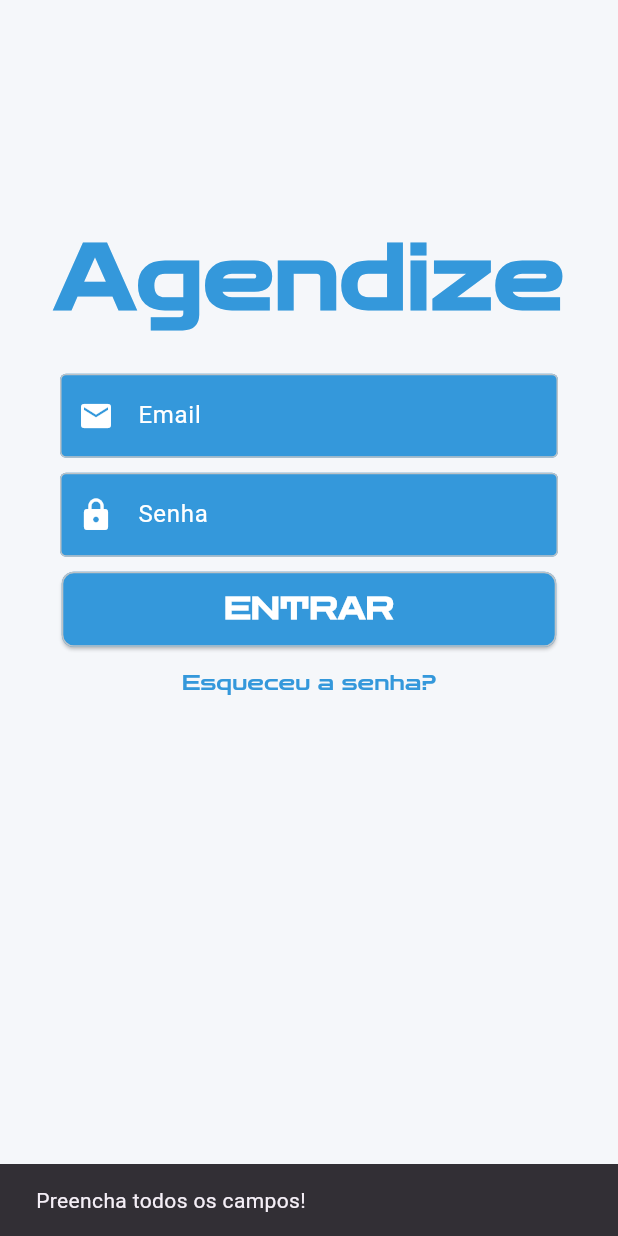
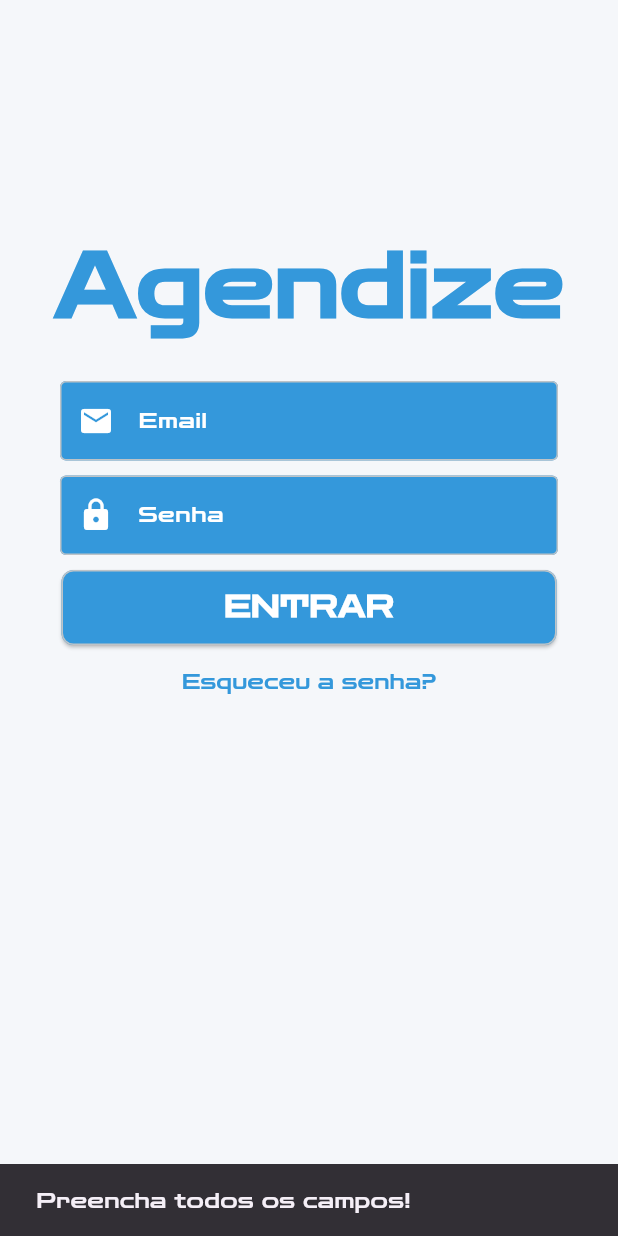
Before and after one commit to heliobryan/agendize, a Flutter app: the screen it shows after launch, after a tap on "ENTRAR", on a phone screen of 412 x 824 dp. Run offline on Flutter 3.47's test engine with Material 3 defaults, Android fonts, the phone set to English and light mode, and no system bars; our stand-ins replace firebase_auth, firebase_core, shared_preferences; accounts and stored records are empty; Roboto replaces fonts that are missing (Poppins).

Commit message:
Criação animação botão de Entrar, Token de usuario salvo via SharedPreferences, Criação temas claro e escuro, criação bottomappbar funcional

```diff
--- a/dataconnect-generated/dart/default_connector/default.dart
+++ b/dataconnect-generated/dart/default_connector/default.dart
@@ -1,5 +1,3 @@
-library default_connector;
-
 import 'package:firebase_data_connect/firebase_data_connect.dart';
 
 class DefaultConnector {
--- /dev/null
+++ b/lib/src/appTheme/appDarkTheme.dart
@@ -0,0 +1,36 @@
+import 'package:flutter/material.dart';
+import 'package:agendize/src/globalConstants/appFont.dart';
+
+final ThemeData agendizeDarkTheme = ThemeData(
+  primaryColor: Color(0xFF34495E),
+  hintColor: Color(0xFF2980B9),
+  scaffoldBackgroundColor: Color(0xFF121212),
+  textTheme: TextTheme(
+    bodyLarge: principalFont.regular(
+        color: Colors.white), // Usando a fonte personalizada
+    bodyMedium: principalFont.regular(color: Colors.white),
+  ),
+  appBarTheme: AppBarTheme(
+    backgroundColor: Color(0xFF1E1E1E),
+    elevation: 0,
+    titleTextStyle: principalFont.bold(color: Colors.white, fontSize: 20),
+  ),
+  bottomAppBarTheme: BottomAppBarTheme(
+    color: Color(0xFF1E1E1E),
+  ),
+  buttonTheme: ButtonThemeData(
+    buttonColor: Color(0xFF2980B9),
+    shape: RoundedRectangleBorder(
+      borderRadius: BorderRadius.circular(8),
+    ),
+  ),
+  inputDecorationTheme: InputDecorationTheme(
+    focusedBorder: OutlineInputBorder(
+      borderSide: BorderSide(color: Color(0xFFBDC3C7)),
+    ),
+    enabledBorder: OutlineInputBorder(
+      borderSide: BorderSide(color: Color(0xFFBDC3C7)),
+    ),
+  ),
+  fontFamily: 'STRETCH', // Definindo a fonte principal aqui também
+);
--- a/lib/src/appTheme/appTheme.dart
+++ b/lib/src/appTheme/appTheme.dart
@@ -1,38 +1,42 @@
+// ignore: file_names
+import 'package:agendize/src/globalConstants/appFont.dart';
 import 'package:flutter/material.dart';
 
 final ThemeData agendizeTheme = ThemeData(
-  primaryColor: Color(0xFF2C3E50), // Cor da AppBar
-  hintColor: Color(0xFF3498DB), // Cor dos Botões
-  scaffoldBackgroundColor: Color(0xFFF5F7FA), // Cor do Plano de Fundo
+  primaryColor: Color(0xFF2C3E50),
+  hintColor: Color(0xFF3498DB),
+  scaffoldBackgroundColor: Color(0xFFF5F7FA),
   textTheme: TextTheme(
-    bodyLarge: TextStyle(color: Color(0xFF2C3E50)), // Cor do texto
-    bodyMedium: TextStyle(color: Color(0xFF2C3E50)), // Cor do texto
+    bodyLarge: principalFont.regular(
+        color: Color(0xFF2C3E50)), // Fonte personalizada para bodyLarge
+    bodyMedium: principalFont.regular(
+        color: Color(0xFF2C3E50)), // Fonte personalizada para bodyMedium
   ),
   appBarTheme: AppBarTheme(
-    backgroundColor: Color(0xFF2C3E50), // Cor da AppBar
+    backgroundColor: Color(0xFF2C3E50),
     elevation: 0,
-    titleTextStyle: TextStyle(
+    titleTextStyle: principalFont.bold(
+      // Fonte personalizada para o título da AppBar
       color: Colors.white,
       fontSize: 20,
-      fontWeight: FontWeight.w600,
     ),
   ),
   bottomAppBarTheme: BottomAppBarTheme(
-    color: Color(0xFF2C3E50), // Cor do BottomAppBar
+    color: Color(0xFF2C3E50),
   ),
   buttonTheme: ButtonThemeData(
-    buttonColor: Color(0xFF3498DB), // Cor dos Botões
+    buttonColor: Color(0xFF3498DB),
     shape: RoundedRectangleBorder(
       borderRadius: BorderRadius.circular(8),
     ),
   ),
   inputDecorationTheme: InputDecorationTheme(
     focusedBorder: OutlineInputBorder(
-      borderSide: BorderSide(color: Color(0xFFBDC3C7)), // Cor do contorno
+      borderSide: BorderSide(color: Color(0xFFBDC3C7)),
     ),
     enabledBorder: OutlineInputBorder(
-      borderSide: BorderSide(color: Color(0xFFBDC3C7)), // Cor do contorno
+      borderSide: BorderSide(color: Color(0xFFBDC3C7)),
     ),
   ),
-  fontFamily: 'Poppins', // Fonte escolhida
+  fontFamily: 'STRETCH', // Aplicando a fonte 'STRETCH' como fonte padrão
 );
--- a/lib/src/login/screen/loginPage.dart
+++ b/lib/src/login/screen/loginPage.dart
@@ -1,9 +1,14 @@
+import 'dart:developer';
 import 'package:agendize/src/globalConstants/appFont.dart';
+import 'package:agendize/src/home/screen/homeScreen.dart';
 import 'package:agendize/src/login/service/loginService.dart';
 import 'package:firebase_auth/firebase_auth.dart';
 import 'package:flutter/material.dart';
+import 'package:shared_preferences/shared_preferences.dart';
 
 class SplashPage extends StatefulWidget {
+  const SplashPage({super.key});
+
   @override
   _SplashPageState createState() => _SplashPageState();
 }
@@ -15,22 +20,31 @@ class _SplashPageState extends State<SplashPage> with TickerProviderStateMixin {
   late Animation<double> _sizeAnimation;
   late Animation<Offset> _moveAnimation;
   late Animation<double> _loginOpacity;
+  late AnimationController _buttonController;
+  late Animation<double> _buttonWidthAnimation;
 
   bool _showA = false;
   bool _showText = false;
   String _text = "";
+  bool _isLoading = false;
+  bool _isSuccess = false;
+
   final TextEditingController _emailController = TextEditingController();
   final TextEditingController _passwordController = TextEditingController();
+  bool _isLoggedIn = false;
 
   @override
   void initState() {
     super.initState();
+
     _sizeController =
         AnimationController(vsync: this, duration: Duration(seconds: 1));
     _moveController =
         AnimationController(vsync: this, duration: Duration(milliseconds: 800));
     _loginController =
         AnimationController(vsync: this, duration: Duration(milliseconds: 600));
+    _buttonController =
+        AnimationController(vsync: this, duration: Duration(milliseconds: 500));
 
     _sizeAnimation = Tween<double>(begin: 300, end: 60).animate(
       CurvedAnimation(parent: _sizeController, curve: Curves.easeInOut),
@@ -45,6 +59,14 @@ class _SplashPageState extends State<SplashPage> with TickerProviderStateMixin {
       CurvedAnimation(parent: _loginController, curve: Curves.easeInOut),
     );
 
+    _buttonWidthAnimation = Tween<double>(
+      begin: 200,
+      end: 60,
+    ).animate(
+        CurvedAnimation(parent: _buttonController, curve: Curves.easeInOut));
+
+    _checkLoginStatus();
+
     Future.delayed(Duration(milliseconds: 500), () {
       setState(() => _showA = true);
       Future.delayed(Duration(milliseconds: 500), () {
@@ -56,6 +78,17 @@ class _SplashPageState extends State<SplashPage> with TickerProviderStateMixin {
     });
   }
 
+  Future<void> _checkLoginStatus() async {
+    SharedPreferences prefs = await SharedPreferences.getInstance();
+    String? userToken = prefs.getString('userToken');
+    if (userToken != null) {
+      setState(() {
+        _isLoggedIn = true;
+      });
+      _navigateToHome();
+    }
+  }
+
   void _animateText() async {
     String fullText = "gendize";
     for (int i = 0; i < fullText.length; i++) {
@@ -64,30 +97,63 @@ class _SplashPageState extends State<SplashPage> with TickerProviderStateMixin {
     }
 
     Future.delayed(Duration(seconds: 1), () {
-      if (mounted) {
+      if (mounted && !_isLoggedIn) {
+        debugPrint("Ativando animação do login...");
         _moveController.forward();
         _loginController.forward();
       }
     });
   }
 
-  // Método para login
   void _login() async {
     String email = _emailController.text.trim();
     String password = _passwordController.text.trim();
+
+    FocusScope.of(context).unfocus();
 
     if (email.isEmpty || password.isEmpty) {
       _showMessage("Preencha todos os campos!");
       return;
     }
 
+    setState(() {
+      _isLoading = true;
+      _isSuccess = false;
+    });
+
+    _buttonController.forward();
+
+    try {
       User? user = await AuthService().signInWithEmail(email, password);
       if (user != null) {
-      _showMessage("Login realizado com sucesso!");
-      // Navegar para a próxima tela
+        log("Login bem-sucedido: ${user.email}");
+
+        SharedPreferences prefs = await SharedPreferences.getInstance();
+        await prefs.setString('userToken', user.uid);
+
+        setState(() {
+          _isSuccess = true;
+        });
+
+        await Future.delayed(Duration(seconds: 2));
+        _navigateToHome();
       } else {
-      _showMessage("Falha ao fazer login.");
+        _showMessage("Usuário não encontrado.");
       }
+    } catch (e) {
+      log("Erro no login: $e");
+      _showMessage("Erro ao fazer login: ${e.toString()}");
+    } finally {
+      setState(() => _isLoading = false);
+      _buttonController.reverse();
+    }
+  }
+
+  void _navigateToHome() {
+    Navigator.pushReplacement(
+      context,
+      MaterialPageRoute(builder: (context) => HomeScreen()),
+    );
   }
 
   void _showMessage(String message) {
@@ -104,6 +170,7 @@ class _SplashPageState extends State<SplashPage> with TickerProviderStateMixin {
         child: Column(
           mainAxisAlignment: MainAxisAlignment.center,
           children: [
+            if (!_isLoggedIn)
               SlideTransition(
                 position: _moveAnimation,
                 child: AnimatedOpacity(
@@ -150,27 +217,50 @@ class _SplashPageState extends State<SplashPage> with TickerProviderStateMixin {
                                 _buildTextField("Senha", Icons.lock,
                                     _passwordController, true),
                                 SizedBox(height: 10),
-                              SizedBox(
-                                width: MediaQuery.of(context).size.width * 0.8,
+                                AnimatedBuilder(
+                                  animation: _buttonWidthAnimation,
+                                  builder: (context, child) {
+                                    return SizedBox(
+                                      width: 330,
                                       height: 50,
                                       child: ElevatedButton(
                                         style: ElevatedButton.styleFrom(
-                                    side: BorderSide(color: Color(0xFFBDC3C7)),
-                                    backgroundColor: Color(0xFF3498DB),
+                                          side: BorderSide(
+                                              color: Color(0xFFBDC3C7)),
+                                          backgroundColor: _isSuccess
+                                              ? Colors.green
+                                              : Color(0xFF3498DB),
                                           shape: RoundedRectangleBorder(
-                                        borderRadius: BorderRadius.circular(8)),
+                                            borderRadius:
+                                                BorderRadius.circular(8),
                                           ),
-                                  onPressed: _login,
-                                  child: Text('ENTRAR',
+                                        ),
+                                        onPressed: _isLoading ? null : _login,
+                                        child: _isLoading
+                                            ? CircularProgressIndicator(
+                                                color: Colors.white)
+                                            : _isSuccess
+                                                ? Icon(Icons.check,
+                                                    color: Colors.white)
+                                                : Text(
+                                                    'ENTRAR',
                                                     style: principalFont.bold(
-                                          color: Colors.white, fontSize: 20)),
+                                                      color: Colors.white,
+                                                      fontSize: 20,
                                                     ),
+                                                  ),
+                                      ),
+                                    );
+                                  },
                                 ),
                                 TextButton(
                                   onPressed: () {},
-                                child: Text('Esqueceu a senha?',
+                                  child: Text(
+                                    'Esqueceu a senha?',
                                     style: principalFont.medium(
-                                        color: Color(0xFF3498DB))),
+                                      color: Color(0xFF3498DB),
+                                    ),
+                                  ),
                                 ),
                               ],
                             ),
@@ -199,6 +289,10 @@ class _SplashPageState extends State<SplashPage> with TickerProviderStateMixin {
           hintStyle: TextStyle(color: Colors.white),
           filled: true,
           fillColor: Color(0xFF3498DB),
+          border: OutlineInputBorder(
+            borderRadius: BorderRadius.circular(8),
+            borderSide: BorderSide.none,
+          ),
         ),
         style: TextStyle(color: Colors.white),
         obscureText: obscure,
@@ -211,6 +305,7 @@ class _SplashPageState extends State<SplashPage> with TickerProviderStateMixin {
     _sizeController.dispose();
     _moveController.dispose();
     _loginController.dispose();
+    _buttonController.dispose();
     _emailController.dispose();
     _passwordController.dispose();
     super.dispose();
--- a/pubspec.yaml
+++ b/pubspec.yaml
@@ -37,6 +37,7 @@ dependencies:
   firebase_core: ^3.11.0
   firebase_auth: ^5.4.2
   firebase_data_connect: ^0.1.3
+  shared_preferences: ^2.5.2
 
 dev_dependencies:
   flutter_test:
```
Also changed, not shown: lib/src/home/screen/homeScreen.dart (added, +110 -0 lines), pubspec.lock, 3 other files. Lines whose indentation alone changed are shown as unchanged.
